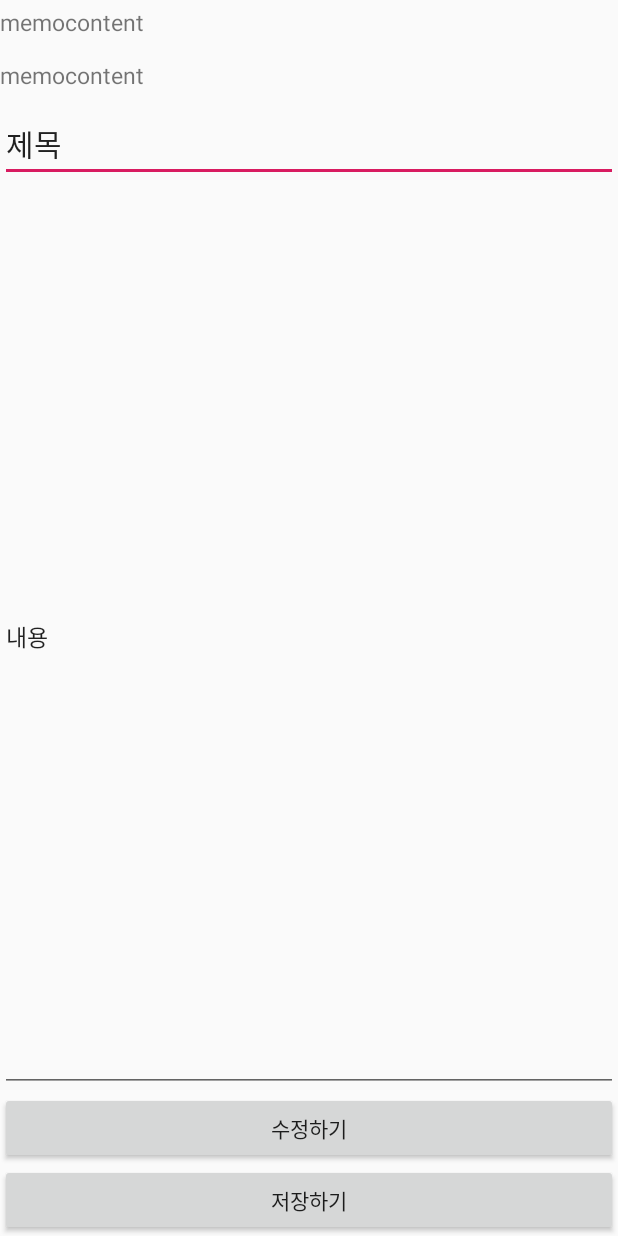
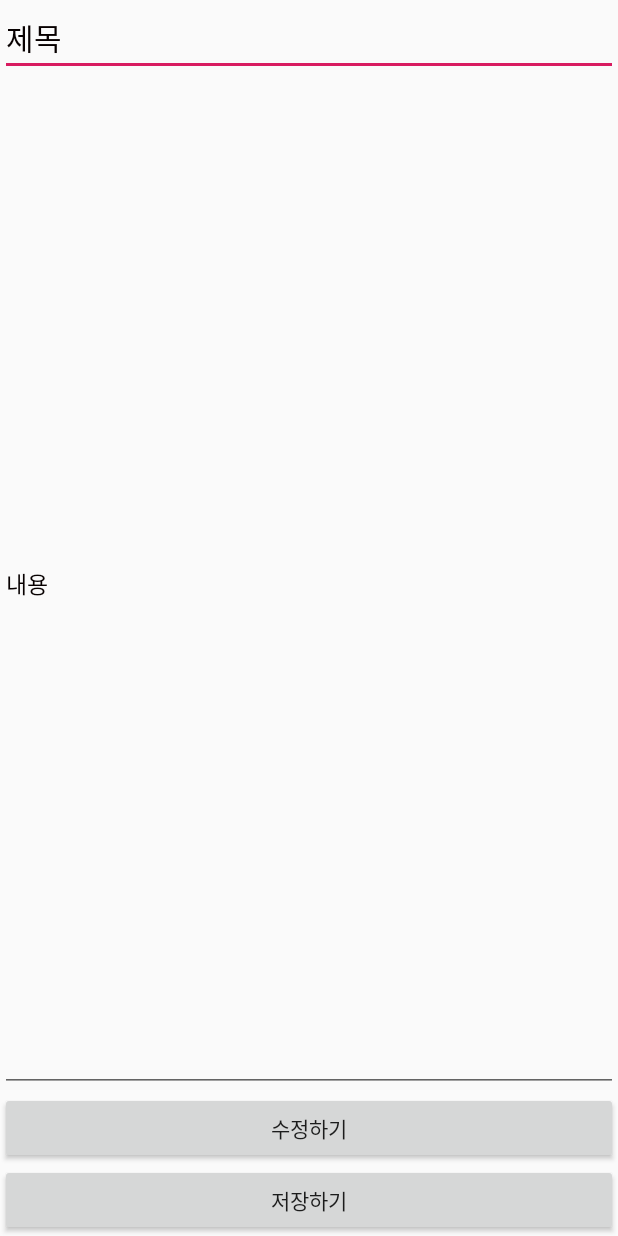
Before and after one commit to groovejumat/MyStudyHelper, an Android app: the layout activitiy_editmemo.xml on its own in the app's theme, with its tools: preview values and no code run, on a phone screen of 412 x 824 dp. Run offline under Robolectric (Android 15) with nearby library versions, the phone set to English and light mode, and no system bars.

Commit message:
First Remedy

```diff
--- a/SampleRelativeLayout/app/src/main/AndroidManifest.xml
+++ b/SampleRelativeLayout/app/src/main/AndroidManifest.xml
@@ -10,7 +10,7 @@
     <application
         android:allowBackup="true"
         android:icon="@mipmap/ic_launcher"
-        android:label="@string/app_name"
+        android:label="STUDYMANAGER"
         android:roundIcon="@mipmap/ic_launcher_round"
         android:supportsRtl="true"
         android:theme="@style/AppTheme">
--- a/SampleRelativeLayout/app/src/main/res/layout/activitiy_editmemo.xml
+++ b/SampleRelativeLayout/app/src/main/res/layout/activitiy_editmemo.xml
@@ -7,35 +7,16 @@
     android:orientation="vertical"
     tools:context=".EditmemoActivity">
 
-    <TextView
-        android:id="@+id/memo_time_ed"
-        android:layout_width="match_parent"
-        android:layout_height="wrap_content"
-        android:layout_marginTop="4dp"
-        android:layout_marginBottom="10dp"
-        android:ems="10"
-        android:inputType="textPersonName"
-        android:text="memocontent"
-        android:textSize="15dp" />
-
-    <TextView
-        android:id="@+id/memo_date_ed"
-        android:layout_width="match_parent"
-        android:layout_height="wrap_content"
-        android:layout_marginTop="4dp"
-        android:layout_marginBottom="10dp"
-        android:ems="10"
-        android:inputType="textPersonName"
-        android:text="memocontent"
-        android:textSize="15dp" />
-
     <EditText
         android:id="@+id/memo_title_ed"
         android:layout_width="match_parent"
         android:layout_height="wrap_content"
         android:ems="10"
         android:inputType="textPersonName"
+        android:shadowColor="#080000"
         android:text="제목"
+        android:textColor="#070000"
+        android:textColorHint="#000000"
         android:textSize="20dp" />
 
     <EditText
@@ -43,8 +24,11 @@
         android:layout_width="match_parent"
         android:layout_height="76dp"
         android:layout_weight="8"
-        android:singleLine="false"
+        android:selectAllOnFocus="true"
+        android:shadowColor="#080000"
         android:text="내용"
+        android:textColor="#070000"
+        android:textColorHint="#000000"
         android:textSize="15dp" />
 
     <Button
--- a/SampleRelativeLayout/app/src/main/res/layout/activity_addmemo.xml
+++ b/SampleRelativeLayout/app/src/main/res/layout/activity_addmemo.xml
@@ -28,7 +28,6 @@
         android:layout_marginRight="5dp"
         android:layout_weight="8"
         android:ems="10"
-        android:inputType="textPersonName"
         android:singleLine="false"
         android:text="메모내용"
         android:textSize="15sp" />
--- a/SampleRelativeLayout/app/src/main/res/layout/usage_row.xml
+++ b/SampleRelativeLayout/app/src/main/res/layout/usage_row.xml
@@ -29,8 +29,9 @@
 
         <ImageView
             android:id="@+id/app_icon"
-            android:layout_width="50dp"
-            android:layout_height="50dp" />
+            android:layout_width="40dp"
+            android:layout_height="40dp"
+            android:layout_margin="5dp" />
         <LinearLayout android:layout_width="wrap_content"
             android:layout_height="wrap_content"
             android:orientation="vertical"
```
Also changed, not shown: SampleRelativeLayout/app/src/main/java/org/techtown/samplerelativelayout/AppusageFragment.java (+9 -8 lines), SampleRelativeLayout/app/src/main/java/org/techtown/samplerelativelayout/EditmemoActivity.java (+7 -7 lines), SampleRelativeLayout/app/src/main/java/org/techtown/samplerelativelayout/PostmainActivity.java (+14 -2 lines), SampleRelativeLayout/app/src/main/java/org/techtown/samplerelativelayout/UsageListAdapter.java (+17 -3 lines), SampleRelativeLayout/app/src/main/res/layout/activity_loginmain.xml (+11 -7 lines), SampleRelativeLayout/app/src/main/res/layout/activity_signup.xml (+7 -14 lines), SampleRelativeLayout/app/src/main/res/layout/item_list.xml (+31 -24 lines).
